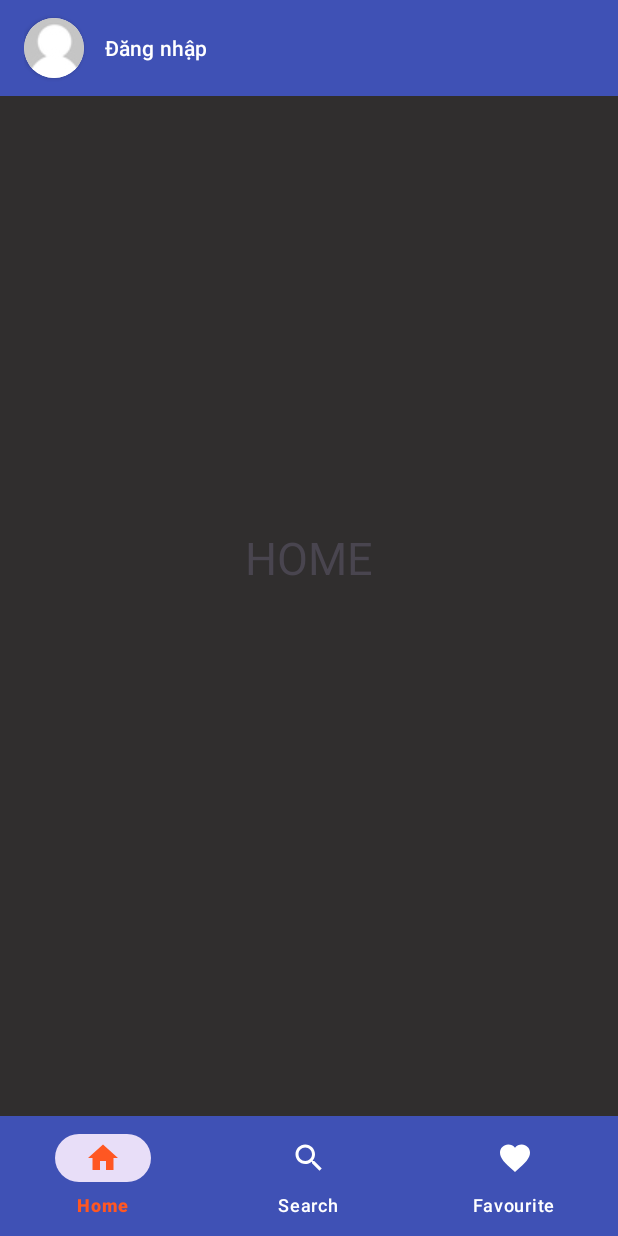
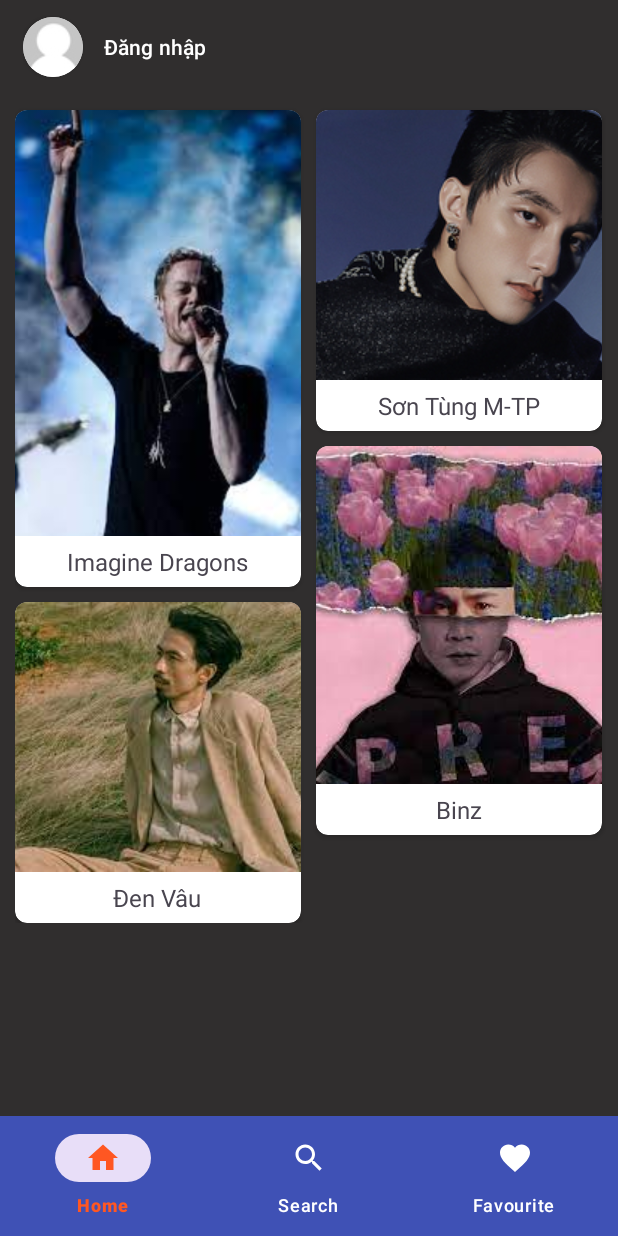
Before and after one commit to Codebutproblem/Music-App, an Android app: the screen it shows after launch (MainActivity), on a phone screen of 412 x 824 dp. Run offline under Robolectric (Android 15) with nearby library versions, the phone set to English and light mode, and no system bars.

Commit message:
update home

```diff
--- a/app/build.gradle.kts
+++ b/app/build.gradle.kts
@@ -36,6 +36,7 @@ dependencies {
     implementation("androidx.appcompat:appcompat:1.6.1")
     implementation("com.google.android.material:material:1.9.0")
     implementation("androidx.constraintlayout:constraintlayout:2.1.4")
+    implementation("androidx.cardview:cardview:1.0.0")
     testImplementation("junit:junit:4.13.2")
     androidTestImplementation("androidx.test.ext:junit:1.1.5")
     androidTestImplementation("androidx.test.espresso:espresso-core:3.5.1")
--- a/app/src/main/java/com/example/musicapp/FavouriteFragment.java
+++ b/app/src/main/java/com/example/musicapp/FavouriteFragment.java
@@ -7,6 +7,8 @@ import android.view.ViewGroup;
 
 import androidx.annotation.NonNull;
 import androidx.annotation.Nullable;
+import androidx.appcompat.app.AppCompatActivity;
+import androidx.appcompat.widget.Toolbar;
 import androidx.fragment.app.Fragment;
 
 public class FavouriteFragment extends Fragment {
@@ -14,6 +16,10 @@ public class FavouriteFragment extends Fragment {
     @Override
     public View onCreateView(@NonNull LayoutInflater inflater, @Nullable ViewGroup container, @Nullable Bundle savedInstanceState) {
         View view = inflater.inflate(R.layout.fragment_favourite,container,false);
+        AnhXa(view);
         return view;
     }
+
+    private void AnhXa(View view) {
+    }
 }
--- a/app/src/main/java/com/example/musicapp/HomeFragment.java
+++ b/app/src/main/java/com/example/musicapp/HomeFragment.java
@@ -10,23 +10,38 @@ import androidx.annotation.Nullable;
 import androidx.appcompat.app.AppCompatActivity;
 import androidx.fragment.app.Fragment;
 import androidx.appcompat.widget.Toolbar;
+import androidx.recyclerview.widget.RecyclerView;
+import androidx.recyclerview.widget.StaggeredGridLayoutManager;
+
+import java.util.ArrayList;
 
 
 public class HomeFragment extends Fragment {
-    Toolbar toolbar;
+    private RecyclerView rcvMusician;
+    private MusicianAdapter adapter;
     @Nullable
     @Override
     public View onCreateView(@NonNull LayoutInflater inflater, @Nullable ViewGroup container, @Nullable Bundle savedInstanceState) {
         View view = inflater.inflate(R.layout.fragment_home,container,false);
         AnhXa(view);
-        AppCompatActivity activity = (AppCompatActivity)getActivity();
-        activity.setSupportActionBar(toolbar);
-        activity.getSupportActionBar().setTitle("");
-        toolbar.setTitleTextColor(getResources().getColor(R.color.white));
+        adapter = new MusicianAdapter();
+        StaggeredGridLayoutManager staggeredGridLayoutManager = new StaggeredGridLayoutManager(2,StaggeredGridLayoutManager.VERTICAL);
+        rcvMusician.setLayoutManager(staggeredGridLayoutManager);
+        adapter.setData(getListMusician());
+        rcvMusician.setAdapter(adapter);
         return view;
     }
 
+    private ArrayList<Musician> getListMusician() {
+        ArrayList<Musician> musicianList = new ArrayList<>();
+        musicianList.add(new Musician(R.drawable.imagedragons,"Imagine Dragons"));
+        musicianList.add(new Musician(R.drawable.sontung,"Sơn Tùng M-TP"));
+        musicianList.add(new Musician(R.drawable.binz,"Binz"));
+        musicianList.add(new Musician(R.drawable.denvau,"Đen Vâu"));
+        return musicianList;
+    }
+
     private void AnhXa(View view) {
-        toolbar = view.findViewById(R.id.home_toolbar);
+        rcvMusician = view.findViewById(R.id.rcv_musician);
     }
 }
--- /dev/null
+++ b/app/src/main/java/com/example/musicapp/Musician.java
@@ -0,0 +1,27 @@
+package com.example.musicapp;
+
+public class Musician {
+    private int imageId;
+    private String name;
+
+    public Musician(int imageId, String name) {
+        this.imageId = imageId;
+        this.name = name;
+    }
+
+    public int getImageId() {
+        return imageId;
+    }
+
+    public String getName() {
+        return name;
+    }
+
+    public void setImageId(int imageId) {
+        this.imageId = imageId;
+    }
+
+    public void setName(String name) {
+        this.name = name;
+    }
+}
--- /dev/null
+++ b/app/src/main/java/com/example/musicapp/MusicianAdapter.java
@@ -0,0 +1,58 @@
+package com.example.musicapp;
+
+import android.view.LayoutInflater;
+import android.view.View;
+import android.view.ViewGroup;
+import android.widget.ImageView;
+import android.widget.TextView;
+
+import androidx.annotation.NonNull;
+import androidx.recyclerview.widget.RecyclerView;
+
+import java.util.ArrayList;
+
+public class MusicianAdapter extends RecyclerView.Adapter<MusicianAdapter.MusicianViewHolder>{
+
+    private ArrayList<Musician>musicianList;
+
+    public void setData(ArrayList<Musician>list){
+        this.musicianList = list;
+        notifyDataSetChanged();
+    }
+    @NonNull
+    @Override
+    public MusicianViewHolder onCreateViewHolder(@NonNull ViewGroup parent, int viewType) {
+        View view = LayoutInflater.from(parent.getContext()).inflate(R.layout.item_musician,parent,false);
+        return new MusicianViewHolder(view);
+    }
+
+    @Override
+    public void onBindViewHolder(@NonNull MusicianViewHolder holder, int position) {
+        Musician musician = musicianList.get(position);
+        if(musician == null){
+            return;
+        }
+        holder.imgMusician.setImageResource(musician.getImageId());
+        holder.musicianName.setText(musician.getName());
+    }
+
+    @Override
+    public int getItemCount() {
+        if(musicianList != null){
+            return musicianList.size();
+        }
+        return 0;
+    }
+
+    public class MusicianViewHolder extends RecyclerView.ViewHolder{
+
+        private ImageView imgMusician;
+        private TextView musicianName;
+        public MusicianViewHolder(@NonNull View itemView) {
+            super(itemView);
+
+            imgMusician = itemView.findViewById(R.id.img_musician);
+            musicianName = itemView.findViewById(R.id.musician_name);
+        }
+    }
+}
--- a/app/src/main/res/drawable/border.xml
+++ b/app/src/main/res/drawable/border.xml
@@ -1,5 +1,6 @@
 <?xml version="1.0" encoding="utf-8"?>
 <shape xmlns:android = "http://schemas.android.com/apk/res/android">
-    <stroke android:width="1dp" android:color="#FF5722"></stroke>
-    <corners android:radius="250dp"></corners>
+    <solid android:color="#454646"></solid>
+    <stroke android:width="0dp" android:color="#000000"></stroke>
+    <corners android:radius="0dp"></corners>
 </shape>
--- a/app/src/main/res/layout/fragment_favourite.xml
+++ b/app/src/main/res/layout/fragment_favourite.xml
@@ -4,9 +4,6 @@
     xmlns:tools="http://schemas.android.com/tools"
     android:layout_width="match_parent"
     android:layout_height="match_parent">
-    <include
-        android:id="@+id/favoutite_toolbar"
-        layout="@layout/main_toolbar" />
     <TextView
         android:layout_width="wrap_content"
         android:layout_height="wrap_content"
--- a/app/src/main/res/layout/fragment_home.xml
+++ b/app/src/main/res/layout/fragment_home.xml
@@ -2,16 +2,16 @@
 <RelativeLayout xmlns:android="http://schemas.android.com/apk/res/android"
     xmlns:app="http://schemas.android.com/apk/res-auto"
     xmlns:tools="http://schemas.android.com/tools"
+    android:background="#302E2E"
     android:layout_width="match_parent"
     android:layout_height="match_parent">
-    <androidx.appcompat.widget.Toolbar
-        android:id="@+id/home_toolbar"
+    <RelativeLayout
+        android:id="@+id/top_layout"
         android:layout_width="match_parent"
-        android:layout_height="?attr/actionBarSize"
-        android:background="#3F51B5">
-        <RelativeLayout
-            android:layout_width="match_parent"
-            android:layout_height="match_parent">
+        android:layout_height="wrap_content"
+        android:paddingLeft="15dp"
+        android:paddingTop="10dp"
+        android:paddingBottom="5dp">
         <androidx.cardview.widget.CardView
             android:id="@+id/avatar_card"
             android:layout_width="40dp"
@@ -37,12 +37,12 @@
             />
     </RelativeLayout>
 
-    </androidx.appcompat.widget.Toolbar>
-
-    <TextView
-        android:layout_width="wrap_content"
-        android:layout_height="wrap_content"
-        android:text="HOME"
-        android:layout_centerInParent="true"
-        android:textSize="30dp"/>
+    <androidx.recyclerview.widget.RecyclerView
+        android:id="@+id/rcv_musician"
+        android:layout_marginStart="10dp"
+        android:layout_marginBottom="10dp"
+        android:layout_below="@id/top_layout"
+        android:layout_width="match_parent"
+        android:layout_height="wrap_content">
+    </androidx.recyclerview.widget.RecyclerView>
 </RelativeLayout>
--- /dev/null
+++ b/app/src/main/res/layout/item_musician.xml
@@ -0,0 +1,30 @@
+<?xml version="1.0" encoding="utf-8"?>
+<androidx.cardview.widget.CardView xmlns:android="http://schemas.android.com/apk/res/android"
+    android:layout_marginTop="10dp"
+    android:layout_marginEnd="10dp"
+    android:layout_width="match_parent"
+    android:layout_height="wrap_content"
+    xmlns:app="http://schemas.android.com/apk/res-auto"
+    app:cardCornerRadius="8dp">
+    <RelativeLayout
+        android:layout_width="match_parent"
+        android:layout_height="wrap_content"
+        android:orientation="vertical">
+        <ImageView
+            android:id="@+id/img_musician"
+            android:layout_width="match_parent"
+            android:layout_height="wrap_content"
+            android:scaleType="centerCrop"
+            android:src="@drawable/denvau"/>
+
+        <TextView
+            android:layout_below="@id/img_musician"
+            android:id="@+id/musician_name"
+            android:layout_width="wrap_content"
+            android:layout_height="wrap_content"
+            android:padding="6dp"
+            android:text="Musician Name"
+            android:layout_centerHorizontal="true"
+            android:textSize="16sp" />
+    </RelativeLayout>
+</androidx.cardview.widget.CardView>
--- a/app/src/main/res/layout/music_line.xml
+++ b/app/src/main/res/layout/music_line.xml
@@ -4,7 +4,7 @@
     xmlns:tools="http://schemas.android.com/tools"
     android:paddingHorizontal="20dp"
     android:paddingVertical="15dp"
-    android:background="@drawable/border"
+    android:background="#454646"
     android:layout_width="match_parent"
     android:layout_height="match_parent">
 
```
Also changed, not shown: app/src/main/res/drawable/binz.jpg (added), app/src/main/res/drawable/denvau.jpg (added), app/src/main/res/drawable/imagedragons.jpg (added), app/src/main/res/drawable/sontung.jpg (added). Lines whose indentation alone changed are shown as unchanged.
